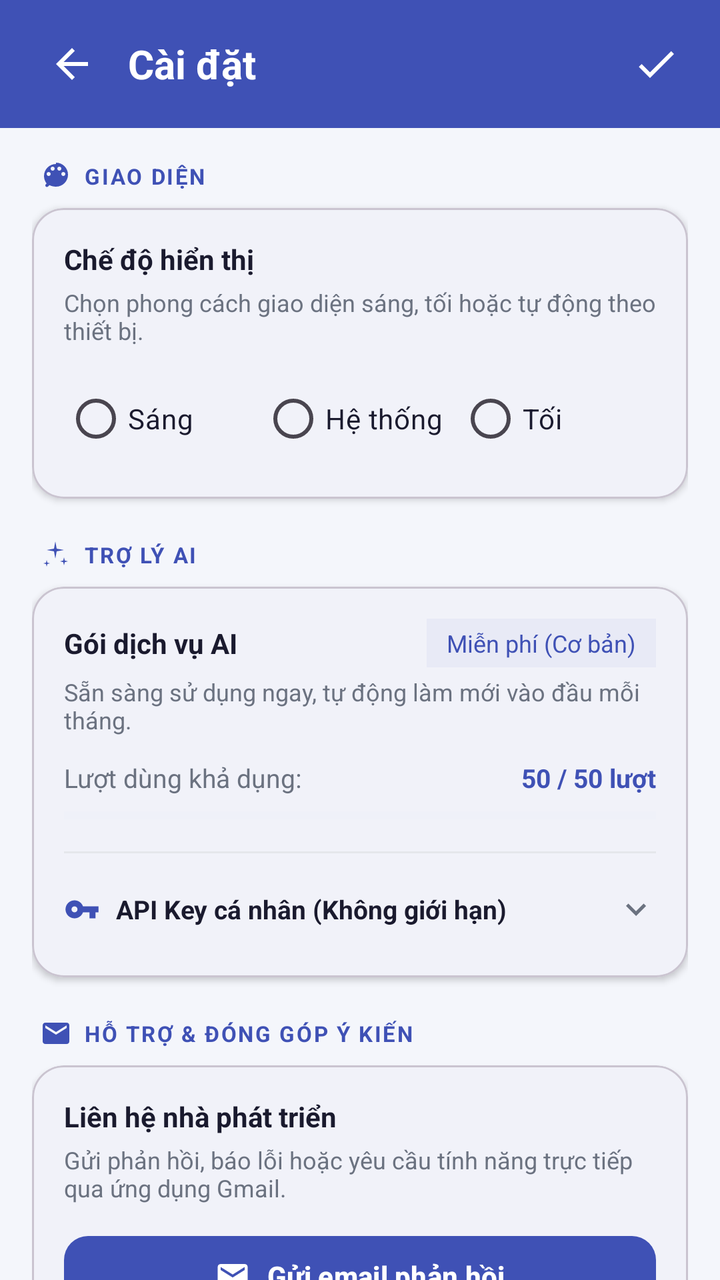
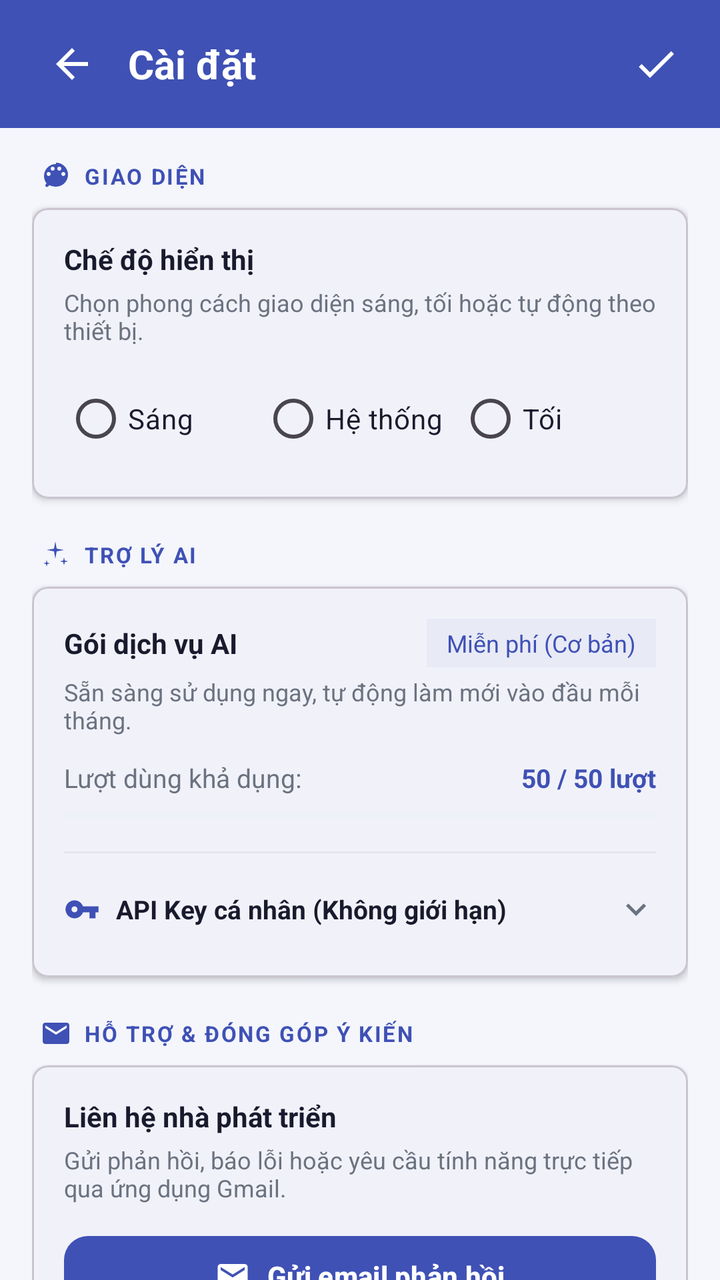

Compare the two renders of this Android layout. The source of the first and the diff that turns it into the second are given below.
<!-- AndroidManifest.xml: application theme Theme.SmartDocs -->
<!-- res/layout/fragment_settings.xml -->
<?xml version="1.0" encoding="utf-8"?>
<LinearLayout
    xmlns:android="http://schemas.android.com/apk/res/android"
    xmlns:app="http://schemas.android.com/apk/res-auto"
    android:layout_width="match_parent"
    android:layout_height="match_parent"
    android:orientation="vertical"
    android:background="@color/background">

    
    <LinearLayout
        android:layout_width="match_parent"
        android:layout_height="wrap_content"
        android:background="@color/primary"
        android:paddingStart="16dp"
        android:paddingEnd="12dp"
        android:paddingTop="12dp"
        android:paddingBottom="12dp"
        android:gravity="center_vertical"
        android:orientation="horizontal">

        <ImageView
            android:id="@+id/imgBackSettings"
            android:layout_width="40dp"
            android:layout_height="40dp"
            android:src="@drawable/ic_arrow_back"
            app:tint="@color/white"
            android:padding="8dp"
            android:clickable="true"
            android:focusable="true"
            android:background="?attr/selectableItemBackgroundBorderless" />

        <TextView
            android:layout_width="0dp"
            android:layout_height="wrap_content"
            android:layout_weight="1"
            android:text="Cài đặt"
            android:textColor="@color/white"
            android:textSize="20sp"
            android:textStyle="bold"
            android:layout_marginStart="8dp" />

        <ImageView
            android:id="@+id/imgSaveSettings"
            android:layout_width="40dp"
            android:layout_height="40dp"
            android:src="@drawable/ic_check"
            app:tint="@color/white"
            android:padding="8dp"
            android:clickable="true"
            android:focusable="true"
            android:background="?attr/selectableItemBackgroundBorderless"
            android:contentDescription="Lưu cài đặt" />

    </LinearLayout>

    <androidx.core.widget.NestedScrollView
        android:layout_width="match_parent"
        android:layout_height="0dp"
        android:layout_weight="1">

        <LinearLayout
            android:layout_width="match_parent"
            android:layout_height="wrap_content"
            android:orientation="vertical"
            android:padding="16dp">

            
            <LinearLayout
                android:layout_width="wrap_content"
                android:layout_height="wrap_content"
                android:orientation="horizontal"
                android:gravity="center_vertical"
                android:layout_marginBottom="8dp"
                android:layout_marginStart="4dp">

                <ImageView
                    android:layout_width="16dp"
                    android:layout_height="16dp"
                    android:src="@drawable/ic_palette"
                    app:tint="@color/primary"
                    android:layout_marginEnd="6dp" />

                <TextView
                    android:layout_width="wrap_content"
                    android:layout_height="wrap_content"
                    android:text="GIAO DIỆN"
                    android:textSize="11sp"
                    android:textColor="@color/primary"
                    android:textStyle="bold"
                    android:letterSpacing="0.08" />

            </LinearLayout>

            <com.google.android.material.card.MaterialCardView
                android:layout_width="match_parent"
                android:layout_height="wrap_content"
                app:cardCornerRadius="16dp"
                app:cardElevation="2dp"
                app:cardBackgroundColor="@color/surface"
                android:layout_marginBottom="20dp">

                <LinearLayout
                    android:layout_width="match_parent"
                    android:layout_height="wrap_content"
                    android:orientation="vertical"
                    android:padding="16dp">

                    <TextView
                        android:layout_width="wrap_content"
                        android:layout_height="wrap_content"
                        android:text="Chế độ hiển thị"
                        android:textSize="14sp"
                        android:textStyle="bold"
                        android:textColor="@color/text_primary"
                        android:layout_marginBottom="4dp" />

                    <TextView
                        android:layout_width="wrap_content"
                        android:layout_height="wrap_content"
                        android:text="Chọn phong cách giao diện sáng, tối hoặc tự động theo thiết bị."
                        android:textSize="12sp"
                        android:textColor="@color/text_secondary"
                        android:layout_marginBottom="12dp" />

                    
                    <RadioGroup
                        android:id="@+id/rdgGiaoDien"
                        android:layout_width="match_parent"
                        android:layout_height="wrap_content"
                        android:orientation="horizontal"
                        android:gravity="center_vertical">

                        <RadioButton
                            android:id="@+id/rdSang"
                            android:layout_width="0dp"
                            android:layout_height="wrap_content"
                            android:layout_weight="1"
                            android:text="Sáng"
                            android:textColor="@color/text_primary"
                            android:textSize="14sp" />

                        <RadioButton
                            android:id="@+id/rdHeThong"
                            android:layout_width="0dp"
                            android:layout_height="wrap_content"
                            android:layout_weight="1"
                            android:text="Hệ thống"
                            android:textColor="@color/text_primary"
                            android:textSize="14sp" />

                        <RadioButton
                            android:id="@+id/rdToi"
                            android:layout_width="0dp"
                            android:layout_height="wrap_content"
                            android:layout_weight="1"
                            android:text="Tối"
                            android:textColor="@color/text_primary"
                            android:textSize="14sp" />

                    </RadioGroup>

                </LinearLayout>

            </com.google.android.material.card.MaterialCardView>

            
            <LinearLayout
                android:layout_width="wrap_content"
                android:layout_height="wrap_content"
                android:orientation="horizontal"
                android:gravity="center_vertical"
                android:layout_marginBottom="8dp"
                android:layout_marginStart="4dp">

                <ImageView
                    android:layout_width="16dp"
                    android:layout_height="16dp"
                    android:src="@drawable/ic_sparkle"
                    app:tint="@color/primary"
                    android:layout_marginEnd="6dp" />

                <TextView
                    android:layout_width="wrap_content"
                    android:layout_height="wrap_content"
                    android:text="TRỢ LÝ AI"
                    android:textSize="11sp"
                    android:textColor="@color/primary"
                    android:textStyle="bold"
                    android:letterSpacing="0.08" />

            </LinearLayout>

            <com.google.android.material.card.MaterialCardView
                android:layout_width="match_parent"
                android:layout_height="wrap_content"
                app:cardCornerRadius="16dp"
                app:cardElevation="2dp"
                app:cardBackgroundColor="@color/surface"
                android:layout_marginBottom="20dp">

                <LinearLayout
                    android:layout_width="match_parent"
                    android:layout_height="wrap_content"
                    android:orientation="vertical"
                    android:padding="16dp">

                    
                    <LinearLayout
                        android:layout_width="match_parent"
                        android:layout_height="wrap_content"
                        android:orientation="horizontal"
                        android:gravity="center_vertical"
                        android:layout_marginBottom="4dp">

                        <TextView
                            android:layout_width="0dp"
                            android:layout_height="wrap_content"
                            android:layout_weight="1"
                            android:text="Gói dịch vụ AI"
                            android:textSize="14sp"
                            android:textStyle="bold"
                            android:textColor="@color/text_primary" />

                        <TextView
                            android:id="@+id/txtAiPlan"
                            android:layout_width="wrap_content"
                            android:layout_height="wrap_content"
                            android:text="Miễn phí (Cơ bản)"
                            android:textSize="12sp"
                            android:textColor="@color/badge_ai_text"
                            android:background="@color/badge_ai_bg"
                            android:paddingHorizontal="10dp"
                            android:paddingVertical="4dp" />

                    </LinearLayout>

                    
                    <TextView
                        android:id="@+id/txtAiPlanDesc"
                        android:layout_width="wrap_content"
                        android:layout_height="wrap_content"
                        android:layout_marginBottom="12dp"
                        android:text="Sẵn sàng sử dụng ngay, tự động làm mới vào đầu mỗi tháng."
                        android:textColor="@color/text_secondary"
                        android:textSize="12sp" />

                    <LinearLayout
                        android:layout_width="match_parent"
                        android:layout_height="wrap_content"
                        android:orientation="horizontal"
                        android:gravity="center_vertical"
                        android:layout_marginBottom="6dp">

                        <TextView
                            android:layout_width="0dp"
                            android:layout_height="wrap_content"
                            android:layout_weight="1"
                            android:text="Lượt dùng khả dụng:"
                            android:textSize="13sp"
                            android:textColor="@color/text_secondary" />

                        <TextView
                            android:id="@+id/txtAiUsage"
                            android:layout_width="wrap_content"
                            android:layout_height="wrap_content"
                            android:textSize="13sp"
                            android:textColor="@color/primary"
                            android:textStyle="bold"
                            android:text="50 / 50 lượt" />

                    </LinearLayout>

                    
                    <ProgressBar
                        android:id="@+id/pbAiUsage"
                        style="?android:attr/progressBarStyleHorizontal"
                        android:layout_width="match_parent"
                        android:layout_height="8dp"
                        android:max="50"
                        android:progress="0"
                        android:progressTint="@color/primary"
                        android:progressBackgroundTint="@color/badge_ai_bg"
                        android:layout_marginBottom="14dp" />

                    
                    <View
                        android:layout_width="match_parent"
                        android:layout_height="1dp"
                        android:background="@color/divider"
                        android:layout_marginBottom="10dp" />

                    
                    <LinearLayout
                        android:id="@+id/layoutToggleAdvanced"
                        android:layout_width="match_parent"
                        android:layout_height="wrap_content"
                        android:orientation="horizontal"
                        android:gravity="center_vertical"
                        android:clickable="true"
                        android:focusable="true"
                        android:background="?android:attr/selectableItemBackground"
                        android:paddingVertical="8dp">

                        <ImageView
                            android:layout_width="18dp"
                            android:layout_height="18dp"
                            android:src="@drawable/ic_key"
                            app:tint="@color/primary"
                            android:layout_marginEnd="8dp" />

                        <TextView
                            android:layout_width="0dp"
                            android:layout_height="wrap_content"
                            android:layout_weight="1"
                            android:text="API Key cá nhân (Không giới hạn)"
                            android:textSize="13sp"
                            android:textStyle="bold"
                            android:textColor="@color/text_primary" />

                        <ImageView
                            android:id="@+id/imgToggleAdvanced"
                            android:layout_width="20dp"
                            android:layout_height="20dp"
                            android:src="@drawable/ic_arrow_down"
                            app:tint="@color/text_secondary" />

                    </LinearLayout>

                    
                    <LinearLayout
                        android:id="@+id/layoutAdvancedSettings"
                        android:layout_width="match_parent"
                        android:layout_height="wrap_content"
                        android:orientation="vertical"
                        android:visibility="gone"
                        android:layout_marginTop="8dp">

                        <TextView
                            android:layout_width="wrap_content"
                            android:layout_height="wrap_content"
                            android:text="Nhập Gemini API Key của bạn để mở khóa sử dụng không giới hạn lượt tóm tắt, sửa lỗi OCR và hỏi đáp tài liệu."
                            android:textSize="12sp"
                            android:textColor="@color/text_secondary"
                            android:layout_marginBottom="10dp" />

                        <com.google.android.material.textfield.TextInputLayout
                            android:id="@+id/layoutApiKey"
                            android:layout_width="match_parent"
                            android:layout_height="wrap_content"
                            style="@style/Widget.Material3.TextInputLayout.OutlinedBox"
                            app:startIconDrawable="@drawable/ic_key"
                            app:startIconTint="@color/text_secondary"
                            app:passwordToggleEnabled="true"
                            app:endIconMode="password_toggle"
                            app:boxCornerRadiusTopStart="12dp"
                            app:boxCornerRadiusTopEnd="12dp"
                            app:boxCornerRadiusBottomStart="12dp"
                            app:boxCornerRadiusBottomEnd="12dp">

                            <com.google.android.material.textfield.TextInputEditText
                                android:id="@+id/edtApiKey"
                                android:layout_width="match_parent"
                                android:layout_height="wrap_content"
                                android:hint="AIzaSy..."
                                android:inputType="textPassword"
                                android:maxLines="1"
                                android:fontFamily="monospace" />

                        </com.google.android.material.textfield.TextInputLayout>

                        
                        <TextView
                            android:id="@+id/txtGetApiKey"
                            android:layout_width="wrap_content"
                            android:layout_height="wrap_content"
                            android:text="👉 Nhận API Key miễn phí tại Google AI Studio"
                            android:textSize="12sp"
                            android:textColor="@color/primary"
                            android:layout_marginTop="8dp"
                            android:paddingVertical="4dp"
                            android:clickable="true"
                            android:focusable="true"
                            android:background="?android:attr/selectableItemBackground" />

                    </LinearLayout>

                </LinearLayout>

            </com.google.android.material.card.MaterialCardView>

            
            <LinearLayout
                android:layout_width="wrap_content"
                android:layout_height="wrap_content"
                android:orientation="horizontal"
                android:gravity="center_vertical"
                android:layout_marginBottom="8dp"
                android:layout_marginStart="4dp">

                <ImageView
                    android:layout_width="16dp"
                    android:layout_height="16dp"
                    android:src="@drawable/ic_email"
                    app:tint="@color/primary"
                    android:layout_marginEnd="6dp" />

                <TextView
                    android:layout_width="wrap_content"
                    android:layout_height="wrap_content"
                    android:text="HỖ TRỢ &amp; ĐÓNG GÓP Ý KIẾN"
                    android:textSize="11sp"
                    android:textColor="@color/primary"
                    android:textStyle="bold"
                    android:letterSpacing="0.08" />

            </LinearLayout>

            <com.google.android.material.card.MaterialCardView
                android:layout_width="match_parent"
                android:layout_height="wrap_content"
                app:cardCornerRadius="16dp"
                app:cardElevation="2dp"
                app:cardBackgroundColor="@color/surface"
                android:layout_marginBottom="20dp">

                <LinearLayout
                    android:layout_width="match_parent"
                    android:layout_height="wrap_content"
                    android:orientation="vertical"
                    android:padding="16dp">

                    <TextView
                        android:layout_width="wrap_content"
                        android:layout_height="wrap_content"
                        android:text="Liên hệ nhà phát triển"
                        android:textSize="14sp"
                        android:textStyle="bold"
                        android:textColor="@color/text_primary"
                        android:layout_marginBottom="4dp" />

                    <TextView
                        android:layout_width="wrap_content"
                        android:layout_height="wrap_content"
                        android:text="Gửi phản hồi, báo lỗi hoặc yêu cầu tính năng trực tiếp qua ứng dụng Gmail."
                        android:textSize="12sp"
                        android:textColor="@color/text_secondary"
                        android:layout_marginBottom="12dp" />

                    <com.google.android.material.button.MaterialButton
                        android:id="@+id/btnFeedback"
                        android:layout_width="match_parent"
                        android:layout_height="wrap_content"
                        android:text="Gửi email phản hồi"
                        android:textSize="14sp"
                        android:textStyle="bold"
                        app:icon="@drawable/ic_email"
                        app:iconGravity="textStart"
                        app:iconPadding="8dp"
                        app:cornerRadius="12dp"
                        app:backgroundTint="@color/primary" />

                </LinearLayout>

            </com.google.android.material.card.MaterialCardView>

            
            <LinearLayout
                android:layout_width="wrap_content"
                android:layout_height="wrap_content"
                android:orientation="horizontal"
                android:gravity="center_vertical"
                android:layout_marginBottom="8dp"
                android:layout_marginStart="4dp">

                <ImageView
                    android:layout_width="16dp"
                    android:layout_height="16dp"
                    android:src="@drawable/ic_info"
                    app:tint="@color/primary"
                    android:layout_marginEnd="6dp" />

                <TextView
                    android:layout_width="wrap_content"
                    android:layout_height="wrap_content"
                    android:text="VỀ ỨNG DỤNG"
                    android:textSize="11sp"
                    android:textColor="@color/primary"
                    android:textStyle="bold"
                    android:letterSpacing="0.08" />

            </LinearLayout>

            <com.google.android.material.card.MaterialCardView
                android:layout_width="match_parent"
                android:layout_height="wrap_content"
                app:cardCornerRadius="16dp"
                app:cardElevation="2dp"
                app:cardBackgroundColor="@color/surface"
                android:layout_marginBottom="24dp">

                <LinearLayout
                    android:layout_width="match_parent"
                    android:layout_height="wrap_content"
                    android:orientation="vertical"
                    android:padding="16dp">

                    <LinearLayout
                        android:layout_width="match_parent"
                        android:layout_height="wrap_content"
                        android:orientation="horizontal"
                        android:gravity="center_vertical"
                        android:paddingVertical="4dp">

                        <TextView
                            android:layout_width="0dp"
                            android:layout_height="wrap_content"
                            android:layout_weight="1"
                            android:text="Phiên bản"
                            android:textSize="14sp"
                            android:textColor="@color/text_primary" />

                        <TextView
                            android:id="@+id/txtAppVersion"
                            android:layout_width="wrap_content"
                            android:layout_height="wrap_content"
                            android:text="1.0.0"
                            android:textSize="14sp"
                            android:textStyle="bold"
                            android:textColor="@color/primary"
                            android:clickable="true"
                            android:focusable="true"
                            android:background="?attr/selectableItemBackground"
                            android:paddingHorizontal="6dp"
                            android:paddingVertical="2dp" />

                    </LinearLayout>
                </LinearLayout>

            </com.google.android.material.card.MaterialCardView>

            
            <com.google.android.material.button.MaterialButton
                android:id="@+id/btnSaveSettings"
                android:layout_width="match_parent"
                android:layout_height="52dp"
                android:text="Lưu cài đặt"
                android:textSize="15sp"
                android:textStyle="bold"
                app:icon="@drawable/ic_check"
                app:iconGravity="textStart"
                app:iconPadding="8dp"
                app:cornerRadius="14dp"
                app:backgroundTint="@color/primary" />

            <View android:layout_width="match_parent" android:layout_height="24dp" />

        </LinearLayout>

    </androidx.core.widget.NestedScrollView>
</LinearLayout>
<!-- resources referenced by this layout -->
<resources>
  <color name="background">#F4F6FB</color>
  <color name="badge_ai_bg">#E8EAF6</color>
  <color name="badge_ai_text">#3F51B5</color>
  <color name="divider">#E5E7EB</color>
  <color name="primary">#3F51B5</color>
  <color name="surface">#FFFFFF</color>
  <color name="text_primary">#1A1A2E</color>
  <color name="text_secondary">#6B7280</color>
  <color name="white">#FFFFFFFF</color>
  <!-- drawable ic_arrow_back (drawable) -->
  <?xml version="1.0" encoding="utf-8"?>
  <vector xmlns:android="http://schemas.android.com/apk/res/android"
      android:width="24dp"
      android:height="24dp"
      android:viewportWidth="24"
      android:viewportHeight="24">
      <path
          android:fillColor="@android:color/white"
          android:pathData="M20,11H7.83l5.59,-5.59L12,4l-8,8 8,8 1.41,-1.41L7.83,13H20v-2z" />
  </vector>
  <!-- drawable ic_arrow_down (drawable) -->
  <?xml version="1.0" encoding="utf-8"?>
  <vector xmlns:android="http://schemas.android.com/apk/res/android"
      android:width="24dp"
      android:height="24dp"
      android:viewportWidth="24"
      android:viewportHeight="24">
      <path
          android:fillColor="#6B7280"
          android:pathData="M16.59,8.59L12,13.17 7.41,8.59 6,10l6,6 6,-6z" />
  </vector>
  <!-- drawable ic_check (drawable) -->
  <vector xmlns:android="http://schemas.android.com/apk/res/android"
      android:width="24dp"
      android:height="24dp"
      android:viewportWidth="24"
      android:viewportHeight="24"
      android:tint="?attr/colorControlNormal">
    <path
        android:fillColor="@android:color/white"
        android:pathData="M9,16.17L4.83,12l-1.42,1.41L9,19 21,7l-1.41,-1.41z"/>
  </vector>
  <!-- drawable ic_email (drawable) -->
  <vector xmlns:android="http://schemas.android.com/apk/res/android"
      android:width="24dp"
      android:height="24dp"
      android:viewportWidth="24"
      android:viewportHeight="24">
      <path
          android:fillColor="@android:color/white"
          android:pathData="M20,4H4C2.9,4 2.01,4.9 2.01,6L2,18C2,19.1 2.9,20 4,20H20C21.1,20 22,19.1 22,18V6C22,4.9 21.1,4 20,4ZM20,8L12,13L4,8V6L12,11L20,6V8Z" />
  </vector>
  <!-- drawable ic_info (drawable) -->
  <vector xmlns:android="http://schemas.android.com/apk/res/android"
      android:width="24dp"
      android:height="24dp"
      android:viewportWidth="24"
      android:viewportHeight="24"
      android:tint="?attr/colorControlNormal">
    <path
        android:fillColor="@android:color/white"
        android:pathData="M12,2C6.48,2 2,6.48 2,12s4.48,10 10,10 10,-4.48 10,-10S17.52,2 12,2zM13,17h-2v-6h2v6zM13,9h-2V7h2v2z"/>
  </vector>
  <!-- drawable ic_key (drawable) -->
  <vector xmlns:android="http://schemas.android.com/apk/res/android"
      android:width="24dp"
      android:height="24dp"
      android:viewportWidth="24"
      android:viewportHeight="24"
      android:tint="?attr/colorControlNormal">
    <path
        android:fillColor="@android:color/white"
        android:pathData="M12.65,10C11.83,7.67 9.61,6 7,6c-3.31,0 -6,2.69 -6,6s2.69,6 6,6c2.61,0 4.83,-1.67 5.65,-4H17v4h4v-4h2v-4H12.65zM7,14c-1.1,0 -2,-0.9 -2,-2s0.9,-2 2,-2 2,0.9 2,2 -0.9,2 -2,2z"/>
  </vector>
  <style name="Theme.SmartDocs" parent="Base.Theme.SmartDocs" />
  <color name="primary_dark">#303F9F</color>
  <color name="accent_green">#43A047</color>
  <color name="accent_green_dark">#2E7D32</color>
  <style name="AppActivityAnimation" parent="@android:style/Animation.Activity">
          <item name="android:activityOpenEnterAnimation">@anim/slide_in_right</item>
          <item name="android:activityOpenExitAnimation">@anim/slide_out_left</item>
          <item name="android:activityCloseEnterAnimation">@anim/slide_in_left</item>
          <item name="android:activityCloseExitAnimation">@anim/slide_out_right</item>
      </style>
  <!-- unchanged entries left out for length: 3 -->
</resources>

<!-- the commit's change to res/layout/fragment_settings.xml (unified diff, before → after) -->
@@ -95,7 +95,7 @@
             <com.google.android.material.card.MaterialCardView
                 android:layout_width="match_parent"
                 android:layout_height="wrap_content"
-                app:cardCornerRadius="16dp"
+                app:cardCornerRadius="8dp"
                 app:cardElevation="2dp"
                 app:cardBackgroundColor="@color/surface"
                 android:layout_marginBottom="20dp">
@@ -194,7 +194,7 @@
             <com.google.android.material.card.MaterialCardView
                 android:layout_width="match_parent"
                 android:layout_height="wrap_content"
-                app:cardCornerRadius="16dp"
+                app:cardCornerRadius="8dp"
                 app:cardElevation="2dp"
                 app:cardBackgroundColor="@color/surface"
                 android:layout_marginBottom="20dp">
@@ -374,7 +374,7 @@
                             android:id="@+id/txtGetApiKey"
                             android:layout_width="wrap_content"
                             android:layout_height="wrap_content"
-                            android:text="👉 Nhận API Key miễn phí tại Google AI Studio"
+                            android:text="Nhận API Key miễn phí tại Google AI Studio"
                             android:textSize="12sp"
                             android:textColor="@color/primary"
                             android:layout_marginTop="8dp"
@@ -419,7 +419,7 @@
             <com.google.android.material.card.MaterialCardView
                 android:layout_width="match_parent"
                 android:layout_height="wrap_content"
-                app:cardCornerRadius="16dp"
+                app:cardCornerRadius="8dp"
                 app:cardElevation="2dp"
                 app:cardBackgroundColor="@color/surface"
                 android:layout_marginBottom="20dp">
@@ -494,7 +494,7 @@
             <com.google.android.material.card.MaterialCardView
                 android:layout_width="match_parent"
                 android:layout_height="wrap_content"
-                app:cardCornerRadius="16dp"
+                app:cardCornerRadius="8dp"
                 app:cardElevation="2dp"
                 app:cardBackgroundColor="@color/surface"
                 android:layout_marginBottom="24dp">
